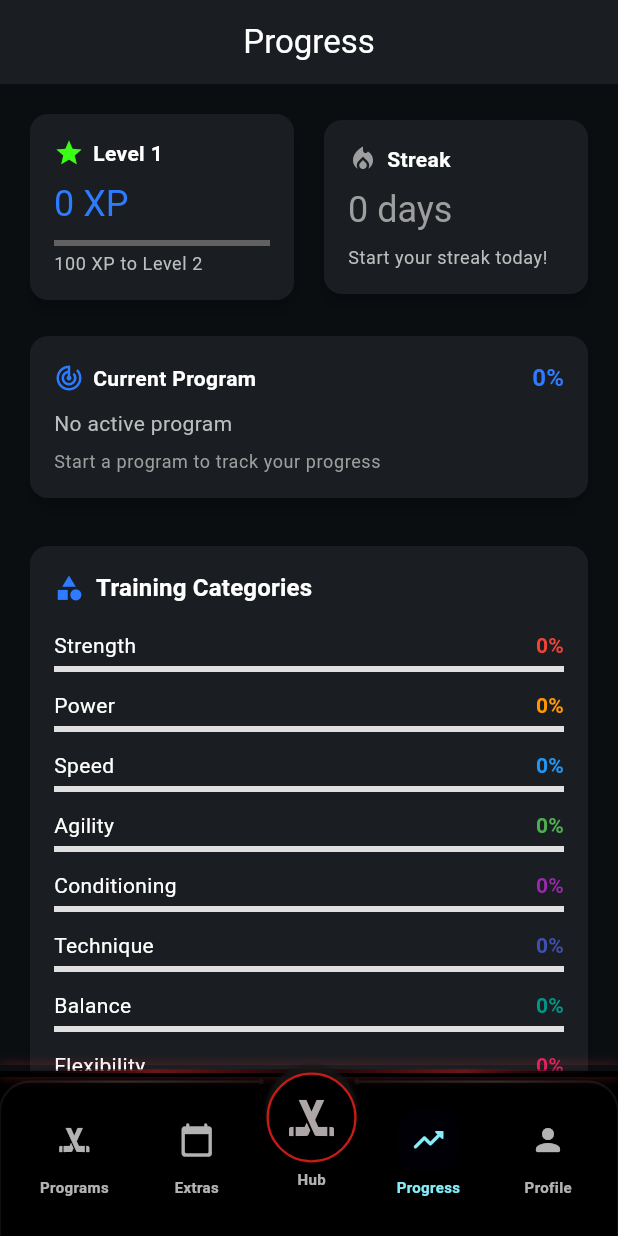
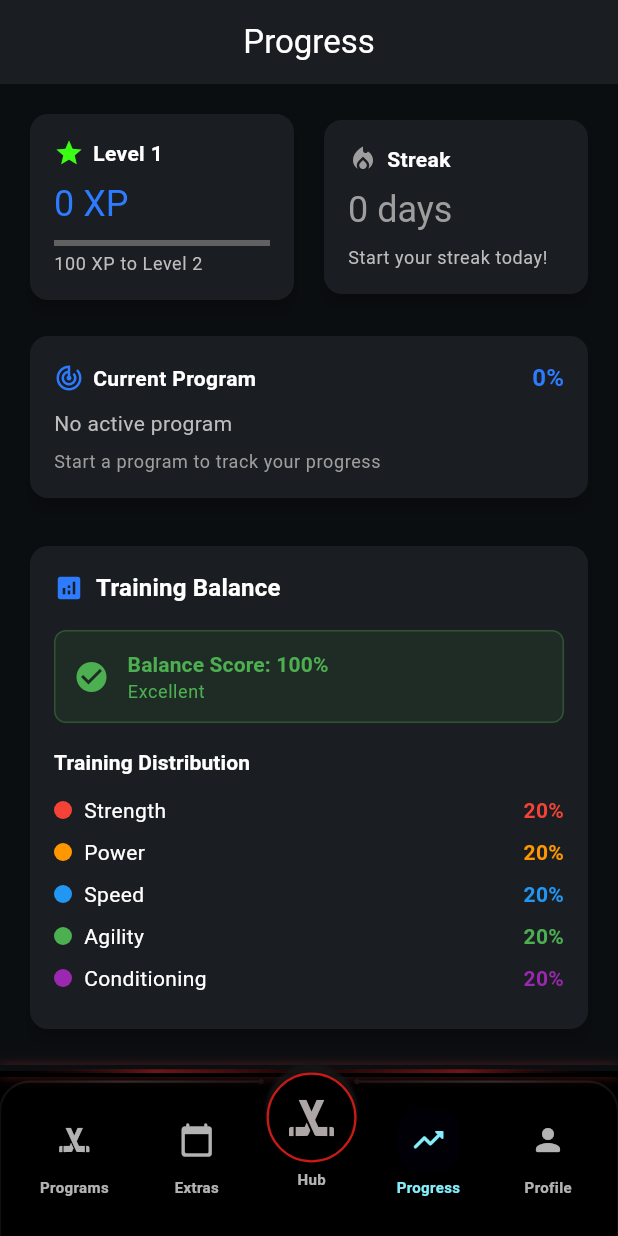
Before and after one commit to Johan2659/GymHockeyTraining, a Flutter app: the ProgressScreen screen opened by its route, on a phone screen of 412 x 824 dp. Run offline on Flutter 3.47's test engine with Material 3 defaults, Android fonts, the phone set to English and light mode, and no system bars; our stand-ins replace flutter_riverpod, flutter_secure_storage, go_router, hive, hive_flutter, logger and 3 more; accounts and stored records are empty; generated files the repository leaves out were written again.

Commit message:
MVP: Added fixes in progress to get personal records focused on exercices done

```diff
--- a/lib/features/progress/presentation/progress_screen.dart
+++ b/lib/features/progress/presentation/progress_screen.dart
@@ -67,8 +67,8 @@ class ProgressScreen extends ConsumerWidget {
 
           const SizedBox(height: 24),
 
-          // Category Progress section
-          _buildCategoryProgressSection(context, ref),
+          // Training Balance Stats section
+          _buildTrainingBalanceSection(context, ref),
 
           const SizedBox(height: 24),
 
@@ -377,7 +377,60 @@ class ProgressScreen extends ConsumerWidget {
   }
 
   Widget _buildPersonalRecordsSection(BuildContext context, AppStateData appState) {
-    final prData = _calculatePersonalRecords(appState.events);
+    return Consumer(
+      builder: (context, ref, child) {
+        final personalBestsAsync = ref.watch(personalBestsProvider);
+
+        return personalBestsAsync.when(
+          data: (personalBests) => _buildPersonalRecordsContent(context, personalBests),
+          loading: () => const Center(child: CircularProgressIndicator()),
+          error: (error, stack) => _buildPersonalRecordsContent(context, <String, PersonalBest>{}),
+        );
+      },
+    );
+  }
+
+  Widget _buildPersonalRecordsContent(BuildContext context, Map<String, PersonalBest> personalBests) {
+    // Priority exercises for display (motivational strength exercises)
+    final priorityExercises = [
+      'ex_squat',
+      'ex_bench_press',
+      'ex_deadlift',
+      'ex_overhead_press',
+      'ex_pull_ups',
+      'ex_barbell_row',
+      'ex_dumbbell_press',
+      'ex_weighted_chin_ups',
+    ];
+
+    // Filter and sort personal bests by priority - focus on weight/performance metrics
+    final displayBests = <String, PersonalBest>{};
+
+    // First add priority exercises if they exist
+    for (final exerciseId in priorityExercises) {
+      if (personalBests.containsKey(exerciseId)) {
+        final best = personalBests[exerciseId]!;
+        // Only show exercises with meaningful performance metrics
+        if (best.unit == 'kg' || best.unit == 'lbs' || best.unit == 'reps') {
+          displayBests[exerciseId] = best;
+        }
+      }
+    }
+
+    // Then add other exercises with weight/performance metrics (excluding warmup/mobility)
+    for (final entry in personalBests.entries) {
+      if (!priorityExercises.contains(entry.key) &&
+          (entry.value.unit == 'kg' || entry.value.unit == 'lbs' || entry.value.unit == 'reps')) {
+        // Filter out non-performance oriented exercises
+        final exerciseName = entry.value.exerciseName.toLowerCase();
+        if (!exerciseName.contains('stretch') &&
+            !exerciseName.contains('mobility') &&
+            !exerciseName.contains('foam') &&
+            !exerciseName.contains('warm')) {
+          displayBests[entry.key] = entry.value;
+        }
+      }
+    }
 
     return Column(
       crossAxisAlignment: CrossAxisAlignment.start,
@@ -389,7 +442,7 @@ class ProgressScreen extends ConsumerWidget {
           ),
         ),
         const SizedBox(height: 12),
-        if (prData.isEmpty) ...[
+        if (displayBests.isEmpty) ...[
           Card(
             child: Padding(
               padding: const EdgeInsets.all(24),
@@ -397,20 +450,20 @@ class ProgressScreen extends ConsumerWidget {
                 child: Column(
                   children: [
                     Icon(
-                      Icons.emoji_events,
+                      Icons.fitness_center,
                       size: 48,
                       color: Colors.grey[600],
                     ),
                     const SizedBox(height: 12),
                     Text(
-                      'No records yet',
+                      'No performance records yet',
                       style: Theme.of(context).textTheme.titleMedium?.copyWith(
                         color: Colors.grey[400],
                       ),
                     ),
                     const SizedBox(height: 4),
                     Text(
-                      'Start training to track your personal bests!',
+                      'Complete strength exercises to track your max lifts!',
                       style: Theme.of(context).textTheme.bodySmall?.copyWith(
                         color: Colors.grey[500],
                       ),
@@ -422,36 +475,12 @@ class ProgressScreen extends ConsumerWidget {
             ),
           ),
         ] else ...[
-          ...prData.entries.take(5).map((entry) => _buildPersonalRecordCard(
+          ...displayBests.entries.take(5).map((entry) => _buildPersonalBestCard(
             context,
-            entry.key,
             entry.value,
           )),
         ],
       ],
-    );
-  }
-
-  Widget _buildPersonalRecordCard(BuildContext context, String category, Map<String, dynamic> record) {
-    return Card(
-      margin: const EdgeInsets.only(bottom: 8),
-      child: ListTile(
-        leading: Icon(
-          Icons.emoji_events,
-          color: AppTheme.accentColor,
-        ),
-        title: Text(
-          _getCategoryDisplayName(category),
-          style: const TextStyle(fontWeight: FontWeight.w500),
-        ),
-        subtitle: Text(_formatPersonalRecord(record)),
-        trailing: Text(
-          _formatShortDate(record['date'] as DateTime),
-          style: Theme.of(context).textTheme.bodySmall?.copyWith(
-            color: Colors.grey[400],
-          ),
-        ),
-      ),
     );
   }
 
@@ -748,134 +777,6 @@ class ProgressScreen extends ConsumerWidget {
     return 'Program completed!';
   }
 
-  Map<String, Map<String, dynamic>> _calculatePersonalRecords(List<ProgressEvent> events) {
-    final records = <String, Map<String, dynamic>>{};
-
-    // Group by exercise categories and track session counts with dates
-    final sessionsByProgram = <String, Map<String, dynamic>>{};
-    final exercisesByCategory = <String, Map<String, dynamic>>{};
-
-    for (final event in events) {
-      if (event.type == ProgressEventType.sessionCompleted) {
-        final programId = event.programId;
-        if (!sessionsByProgram.containsKey(programId)) {
-          sessionsByProgram[programId] = {'count': 0, 'date': event.ts};
-        }
-        sessionsByProgram[programId]!['count'] = (sessionsByProgram[programId]!['count'] as int) + 1;
-        // Keep the most recent date for this program
-        final currentDate = sessionsByProgram[programId]!['date'] as DateTime;
-        if (event.ts.isAfter(currentDate)) {
-          sessionsByProgram[programId]!['date'] = event.ts;
-        }
-      } else if (event.type == ProgressEventType.exerciseDone && event.exerciseId != null) {
-        final category = _getExerciseCategory(event.exerciseId!);
-        if (!exercisesByCategory.containsKey(category)) {
-          exercisesByCategory[category] = {'count': 0, 'date': event.ts};
-        }
-        exercisesByCategory[category]!['count'] = (exercisesByCategory[category]!['count'] as int) + 1;
-        // Keep the most recent date for this category
-        final currentDate = exercisesByCategory[category]!['date'] as DateTime;
-        if (event.ts.isAfter(currentDate)) {
-          exercisesByCategory[category]!['date'] = event.ts;
-        }
-      }
-    }
-
-    // Find the best records
-    if (sessionsByProgram.isNotEmpty) {
-      final bestProgram = sessionsByProgram.entries
-          .reduce((a, b) => (a.value['count'] as int) > (b.value['count'] as int) ? a : b);
-      records['Sessions'] = {
-        'count': bestProgram.value['count'],
-        'program': bestProgram.key,
-        'date': bestProgram.value['date'],
-      };
-    }
-
-    if (exercisesByCategory.isNotEmpty) {
-      final bestCategory = exercisesByCategory.entries
-          .reduce((a, b) => (a.value['count'] as int) > (b.value['count'] as int) ? a : b);
-      records[bestCategory.key] = {
-        'count': bestCategory.value['count'],
-        'date': bestCategory.value['date'],
-      };
-    }
-
-    return records;
-  }
-
-  String _getExerciseCategory(String exerciseId) {
-    // Hockey-specific categorization based on actual exercise IDs
-    if (exerciseId.contains('sprint') || exerciseId.contains('acceleration') || exerciseId.contains('explosive')) {
-      return 'Speed';
-    }
-    if (exerciseId.contains('shooting') || exerciseId.contains('shots') || exerciseId.contains('accuracy')) {
-      return 'Shooting';
-    }
-    if (exerciseId.contains('stick') || exerciseId.contains('handling') || exerciseId.contains('control')) {
-      return 'Stickhandling';
-    }
-    if (exerciseId.contains('plyometric') || exerciseId.contains('jumps') || exerciseId.contains('battle')) {
-      return 'Power';
-    }
-    if (exerciseId.contains('warmup') || exerciseId.contains('cooldown') || exerciseId.contains('stretch')) {
-      return 'Conditioning';
-    }
-    if (exerciseId.contains('direction') || exerciseId.contains('cone') || exerciseId.contains('weaving')) {
-      return 'Agility';
-    }
-    return 'Training';
-  }
-
-  String _getCategoryDisplayName(String category) {
-    switch (category) {
-      case 'Sessions': return 'Training Sessions';
-      case 'Speed': return 'Speed Training';
-      case 'Shooting': return 'Shooting Practice';
-      case 'Stickhandling': return 'Stickhandling';
-      case 'Power': return 'Power Training';
-      case 'Conditioning': return 'Conditioning';
-      case 'Agility': return 'Agility Training';
-      case 'Training': return 'General Training';
-      default: return category;
-    }
-  }
-
-  String _formatPersonalRecord(Map<String, dynamic> record) {
-    if (record.containsKey('program')) {
-      final programName = _getProgramDisplayName(record['program']);
-      return '${record['count']} sessions in $programName';
-    }
-    return '${record['count']} completed';
-  }
-
-  String _getProgramDisplayName(String programId) {
-    switch (programId.toLowerCase()) {
-      case 'hockey_attacker_v1':
-        return 'Hockey Attacker V1';
-      case 'hockey_defender_v1':
-        return 'Hockey Defender V1';
-      case 'hockey_goalie_v1':
-        return 'Hockey Goalie V1';
-      case 'hockey_elite_v1':
-        return 'Hockey Elite V1';
-      case 'hockey_beginner_v1':
-        return 'Hockey Beginner V1';
-      case 'hockey_intermediate_v1':
-        return 'Hockey Intermediate V1';
-      case 'hockey_advanced_v1':
-        return 'Hockey Advanced V1';
-      case 'hockey_pro_v1':
-        return 'Hockey Pro V1';
-      default:
-        // Convert snake_case to Title Case as fallback
-        return programId
-            .split('_')
-            .map((word) => word[0].toUpperCase() + word.substring(1).toLowerCase())
-            .join(' ');
-    }
-  }
-
   String _getEventSubtitle(ProgressEvent event) {
     final parts = <String>[];
 
@@ -920,8 +821,17 @@ class ProgressScreen extends ConsumerWidget {
   // Performance Analytics Sections
   // =============================================================================
 
-  Widget _buildCategoryProgressSection(BuildContext context, WidgetRef ref) {
+  Widget _buildTrainingBalanceSection(BuildContext context, WidgetRef ref) {
     final categoryProgressAsync = ref.watch(categoryProgressProvider);
+
+    // Define the main training categories for balance calculation
+    final mainCategories = [
+      ExerciseCategory.strength,
+      ExerciseCategory.power,
+      ExerciseCategory.speed,
+      ExerciseCategory.agility,
+      ExerciseCategory.conditioning,
+    ];
 
     return categoryProgressAsync.when(
       loading: () => const Card(
@@ -931,7 +841,59 @@ class ProgressScreen extends ConsumerWidget {
         ),
       ),
       error: (error, stack) => const SizedBox.shrink(),
-      data: (categoryProgress) => Card(
+      data: (categoryProgress) {
+        // Calculate the total progress across main categories
+        double totalProgress = 0.0;
+        final categoryValues = <ExerciseCategory, double>{};
+
+        for (final category in mainCategories) {
+          final progress = categoryProgress[category] ?? 0.0;
+          categoryValues[category] = progress;
+          totalProgress += progress;
+        }
+
+        // Calculate percentages (normalize to 100%)
+        final categoryPercentages = <ExerciseCategory, double>{};
+        if (totalProgress > 0) {
+          for (final category in mainCategories) {
+            categoryPercentages[category] = (categoryValues[category]! / totalProgress) * 100;
+          }
+        } else {
+          // If no progress, show equal distribution
+          for (final category in mainCategories) {
+            categoryPercentages[category] = 20.0; // 100% / 5 categories
+          }
+        }
+
+        // Calculate balance score (how close to equal distribution)
+        final idealPercentage = 20.0; // 100% / 5 categories
+        double balanceScore = 0.0;
+        for (final category in mainCategories) {
+          final deviation = (categoryPercentages[category]! - idealPercentage).abs();
+          balanceScore += (20.0 - deviation) / 20.0; // Normalize to 0-1
+        }
+        balanceScore = (balanceScore / mainCategories.length) * 100; // Convert to percentage
+
+        // Determine balance quality
+        String balanceQuality;
+        Color balanceColor;
+        IconData balanceIcon;
+
+        if (balanceScore >= 80) {
+          balanceQuality = 'Excellent';
+          balanceColor = Colors.green;
+          balanceIcon = Icons.check_circle;
+        } else if (balanceScore >= 60) {
+          balanceQuality = 'Good';
+          balanceColor = Colors.orange;
+          balanceIcon = Icons.warning;
+        } else {
+          balanceQuality = 'Needs Improvement';
+          balanceColor = Colors.red;
+          balanceIcon = Icons.error;
+        }
+
+        return Card(
           child: Padding(
             padding: const EdgeInsets.all(16),
             child: Column(
@@ -939,10 +901,10 @@ class ProgressScreen extends ConsumerWidget {
               children: [
                 Row(
                   children: [
-                  Icon(Icons.category, color: AppTheme.primaryColor, size: 20),
+                    Icon(Icons.analytics, color: AppTheme.primaryColor, size: 20),
                     const SizedBox(width: 8),
                     Text(
-                    'Training Categories',
+                      'Training Balance',
                       style: Theme.of(context).textTheme.titleMedium?.copyWith(
                         fontWeight: FontWeight.bold,
                       ),
@@ -950,22 +912,80 @@ class ProgressScreen extends ConsumerWidget {
                   ],
                 ),
                 const SizedBox(height: 16),
-              ...ExerciseCategory.values.map((category) {
-                final progress = categoryProgress[category] ?? 0.0;
-                return Padding(
-                  padding: const EdgeInsets.only(bottom: 12),
+
+                // Balance Score
+                Container(
+                  padding: const EdgeInsets.all(12),
+                  decoration: BoxDecoration(
+                    color: balanceColor.withOpacity(0.1),
+                    borderRadius: BorderRadius.circular(8),
+                    border: Border.all(color: balanceColor.withOpacity(0.3)),
+                  ),
+                  child: Row(
+                    children: [
+                      Icon(balanceIcon, color: balanceColor, size: 24),
+                      const SizedBox(width: 12),
+                      Expanded(
                         child: Column(
                           crossAxisAlignment: CrossAxisAlignment.start,
                           children: [
-                      Row(
+                            Text(
+                              'Balance Score: ${balanceScore.toInt()}%',
+                              style: Theme.of(context).textTheme.titleSmall?.copyWith(
+                                fontWeight: FontWeight.bold,
+                                color: balanceColor,
+                              ),
+                            ),
+                            Text(
+                              balanceQuality,
+                              style: Theme.of(context).textTheme.bodySmall?.copyWith(
+                                color: balanceColor,
+                              ),
+                            ),
+                          ],
+                        ),
+                      ),
+                    ],
+                  ),
+                ),
+
+                const SizedBox(height: 16),
+
+                // Category Distribution
+                Text(
+                  'Training Distribution',
+                  style: Theme.of(context).textTheme.titleSmall?.copyWith(
+                    fontWeight: FontWeight.w600,
+                  ),
+                ),
+                const SizedBox(height: 12),
+
+                ...mainCategories.map((category) {
+                  final percentage = categoryPercentages[category] ?? 0.0;
+                  return Padding(
+                    padding: const EdgeInsets.only(bottom: 8),
+                    child: Row(
                       mainAxisAlignment: MainAxisAlignment.spaceBetween,
                       children: [
+                        Row(
+                          children: [
+                            Container(
+                              width: 12,
+                              height: 12,
+                              decoration: BoxDecoration(
+                                color: _getCategoryColor(category),
+                                shape: BoxShape.circle,
+                              ),
+                            ),
+                            const SizedBox(width: 8),
                             Text(
                               _getExerciseCategoryDisplayName(category),
                               style: Theme.of(context).textTheme.bodyMedium,
                             ),
+                          ],
+                        ),
                         Text(
-                            '${(progress * 100).toInt()}%',
+                          '${percentage.toInt()}%',
                           style: Theme.of(context).textTheme.bodyMedium?.copyWith(
                             fontWeight: FontWeight.w600,
                             color: _getCategoryColor(category),
@@ -973,22 +993,38 @@ class ProgressScreen extends ConsumerWidget {
                         ),
                       ],
                     ),
-                      const SizedBox(height: 4),
-                      LinearProgressIndicator(
-                        value: progress,
-                        backgroundColor: Colors.grey[300],
-                        valueColor: AlwaysStoppedAnimation<Color>(
-                          _getCategoryColor(category),
+                  );
+                }).toList(),
+
+                if (balanceScore < 80) ...[
+                  const SizedBox(height: 12),
+                  Container(
+                    padding: const EdgeInsets.all(8),
+                    decoration: BoxDecoration(
+                      color: Colors.blue.withOpacity(0.1),
+                      borderRadius: BorderRadius.circular(6),
+                    ),
+                    child: Row(
+                      children: [
+                        Icon(Icons.lightbulb, color: Colors.blue, size: 16),
+                        const SizedBox(width: 8),
+                        Expanded(
+                          child: Text(
+                            'Tip: Try to balance your training across all categories for optimal development',
+                            style: Theme.of(context).textTheme.bodySmall?.copyWith(
+                              color: Colors.blue,
+                            ),
                           ),
                         ),
                       ],
                     ),
-                );
-              }).toList(),
+                  ),
+                ],
               ],
             ),
           ),
-      ),
+        );
+      },
     );
   }
 
@@ -1177,4 +1213,99 @@ class ProgressScreen extends ConsumerWidget {
         return Colors.cyan;
     }
   }
+
+  Widget _buildPersonalBestCard(BuildContext context, PersonalBest personalBest) {
+    IconData icon;
+    Color iconColor;
+    String subtitle;
+
+    // Set icon, color and subtitle based on exercise type
+    if (personalBest.unit == 'kg' || personalBest.unit == 'lbs') {
+      icon = Icons.fitness_center;
+      iconColor = Colors.orange;
+      subtitle = 'Max Weight • ${_formatShortDate(personalBest.achievedAt)}';
+    } else if (personalBest.unit == 'reps') {
+      icon = Icons.repeat;
+      iconColor = Colors.blue;
+      subtitle = 'Max Reps • ${_formatShortDate(personalBest.achievedAt)}';
+    } else {
+      icon = Icons.timer;
+      iconColor = Colors.green;
+      subtitle = 'Best Time • ${_formatShortDate(personalBest.achievedAt)}';
     }
+
+    return Card(
+      margin: const EdgeInsets.only(bottom: 8),
+      elevation: 2,
+      child: ListTile(
+        contentPadding: const EdgeInsets.symmetric(horizontal: 16, vertical: 8),
+        leading: Container(
+          padding: const EdgeInsets.all(8),
+          decoration: BoxDecoration(
+            color: iconColor.withOpacity(0.1),
+            borderRadius: BorderRadius.circular(8),
+          ),
+          child: Icon(
+            icon,
+            color: iconColor,
+            size: 28,
+          ),
+        ),
+        title: Text(
+          personalBest.exerciseName,
+          style: const TextStyle(
+            fontWeight: FontWeight.w600,
+            fontSize: 16,
+          ),
+        ),
+        subtitle: Text(
+          subtitle,
+          style: Theme.of(context).textTheme.bodySmall?.copyWith(
+            color: Colors.grey[600],
+          ),
+        ),
+        trailing: Column(
+          mainAxisAlignment: MainAxisAlignment.center,
+          crossAxisAlignment: CrossAxisAlignment.end,
+          children: [
+            Row(
+              mainAxisSize: MainAxisSize.min,
+              crossAxisAlignment: CrossAxisAlignment.baseline,
+              textBaseline: TextBaseline.alphabetic,
+              children: [
+                Text(
+                  personalBest.bestValue.toStringAsFixed(
+                    personalBest.unit == 'kg' || personalBest.unit == 'lbs' ? 1 : 0
+                  ),
+                  style: Theme.of(context).textTheme.headlineSmall?.copyWith(
+                    fontWeight: FontWeight.bold,
+                    color: iconColor,
+                  ),
+                ),
+                const SizedBox(width: 4),
+                Text(
+                  personalBest.unit,
+                  style: Theme.of(context).textTheme.bodyMedium?.copyWith(
+                    color: iconColor,
+                    fontWeight: FontWeight.w600,
+                  ),
+                ),
+              ],
+            ),
+            if (personalBest.unit == 'kg' || personalBest.unit == 'lbs') ...[
+              const SizedBox(height: 2),
+              Text(
+                'PR',
+                style: Theme.of(context).textTheme.labelSmall?.copyWith(
+                  color: iconColor,
+                  fontWeight: FontWeight.bold,
+                  letterSpacing: 1.2,
+                ),
+              ),
+            ],
+          ],
+        ),
+      ),
+    );
+  }
+}
```
Also changed, not shown: lib/data/datasources/local_exercise_source.dart (+55 -0 lines). Lines whose indentation alone changed are shown as unchanged.
